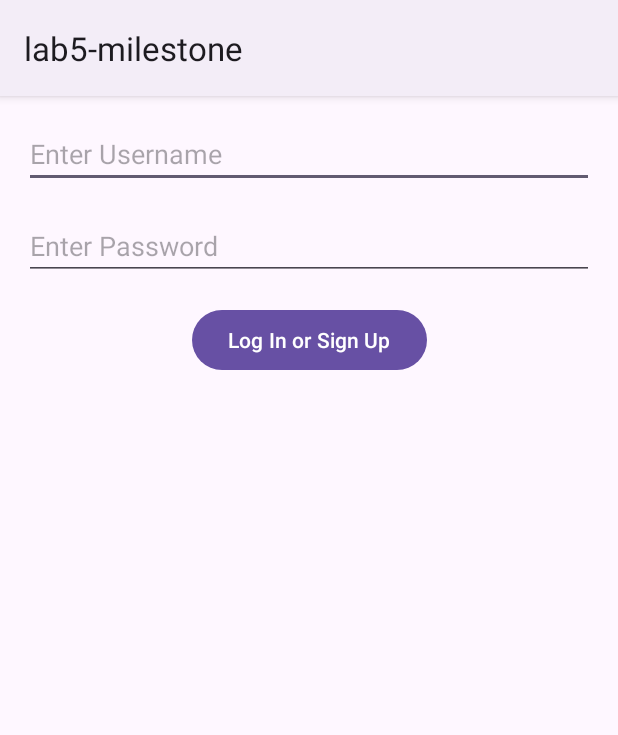
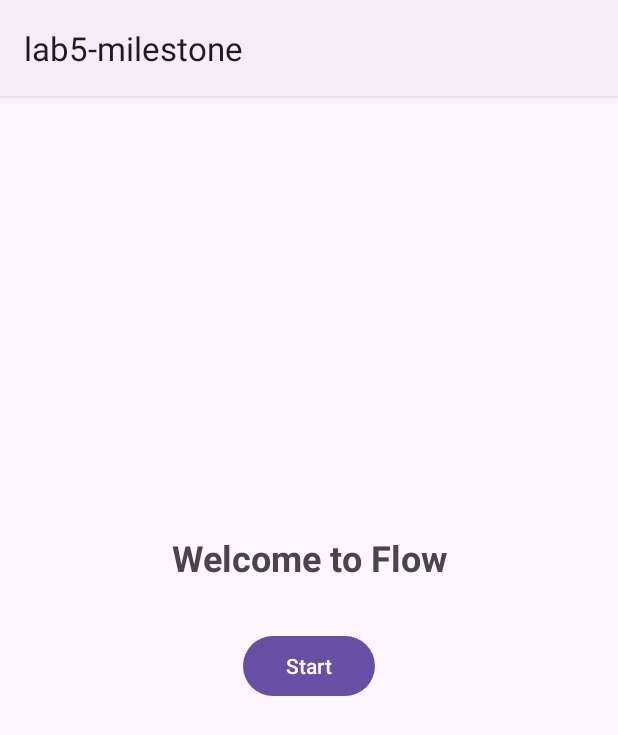
Before and after one commit to xxxfrankla/Flow, an Android app: the screen it shows after launch (MainActivity), on a phone screen of 412 x 824 dp. Shown: the top 735 px of the screen. Run offline under Robolectric (Android 15) with nearby library versions, the phone set to English and light mode, and no system bars.

Commit message:
Flow Extended - Add Initial Page

```diff
--- /dev/null
+++ b/app/src/main/java/com/cs407/lab5_milestone/InitialPage.kt
@@ -0,0 +1,29 @@
+package com.cs407.lab5_milestone
+
+import android.os.Bundle
+import android.view.LayoutInflater
+import android.view.View
+import android.view.ViewGroup
+import android.widget.Button
+import androidx.fragment.app.Fragment
+import androidx.navigation.fragment.findNavController
+
+class InitialPage : Fragment() {
+
+    override fun onCreateView(
+        inflater: LayoutInflater, container: ViewGroup?,
+        savedInstanceState: Bundle?
+    ): View? {
+        // Inflate the layout for this fragment
+        val view = inflater.inflate(R.layout.fragment_initial_page, container, false)
+
+        // Find the start button and set a click listener
+        val startButton: Button = view.findViewById(R.id.start_button)
+        startButton.setOnClickListener {
+            // Navigate to the LoginFragment
+            findNavController().navigate(R.id.action_initialPage_to_loginFragment)
+        }
+
+        return view
+    }
+}
--- /dev/null
+++ b/app/src/main/res/layout/fragment_initial_page.xml
@@ -0,0 +1,30 @@
+<?xml version="1.0" encoding="utf-8"?>
+<androidx.constraintlayout.widget.ConstraintLayout
+        xmlns:android="http://schemas.android.com/apk/res/android"
+        xmlns:app="http://schemas.android.com/apk/res-auto"
+        android:layout_width="match_parent"
+        android:layout_height="match_parent">
+
+    <TextView
+            android:id="@+id/main_title"
+            android:layout_width="wrap_content"
+            android:layout_height="wrap_content"
+            android:text="Welcome to Flow"
+            android:textSize="24sp"
+            android:textStyle="bold"
+            app:layout_constraintBottom_toTopOf="@id/start_button"
+            app:layout_constraintLeft_toLeftOf="parent"
+            app:layout_constraintRight_toRightOf="parent"
+            android:layout_marginBottom="32dp"/>
+
+    <Button
+            android:id="@+id/start_button"
+            android:layout_width="wrap_content"
+            android:layout_height="wrap_content"
+            android:text="Start"
+            app:layout_constraintTop_toTopOf="parent"
+            app:layout_constraintBottom_toBottomOf="parent"
+            app:layout_constraintLeft_toLeftOf="parent"
+            app:layout_constraintRight_toRightOf="parent"/>
+
+</androidx.constraintlayout.widget.ConstraintLayout>
--- a/app/src/main/res/navigation/nav_graph.xml
+++ b/app/src/main/res/navigation/nav_graph.xml
@@ -2,7 +2,17 @@
 <navigation xmlns:android="http://schemas.android.com/apk/res/android"
     xmlns:app="http://schemas.android.com/apk/res-auto"
     xmlns:tools="http://schemas.android.com/tools"
-    app:startDestination="@id/loginFragment">
+    app:startDestination="@id/initialPageFragment">
+
+    <fragment
+        android:id="@+id/initialPageFragment"
+        android:name="com.cs407.lab5_milestone.InitialPage"
+        android:label="Initial Page"
+        tools:layout="@layout/fragment_initial_page">
+        <action
+            android:id="@+id/action_initialPage_to_loginFragment"
+            app:destination="@id/loginFragment"/>
+    </fragment>
 
     <fragment
         android:id="@+id/loginFragment"
--- a/app/src/main/res/values/strings.xml
+++ b/app/src/main/res/values/strings.xml
@@ -13,4 +13,6 @@
     <string name="logout">Log Out</string>
     <string name="delete_account">Delete Account</string>
     <string name="greeting_text">Welcome %1$s!</string>
+    <!-- TODO: Remove or change this placeholder text -->
+    <string name="hello_blank_fragment">Hello blank fragment</string>
 </resources>
```
